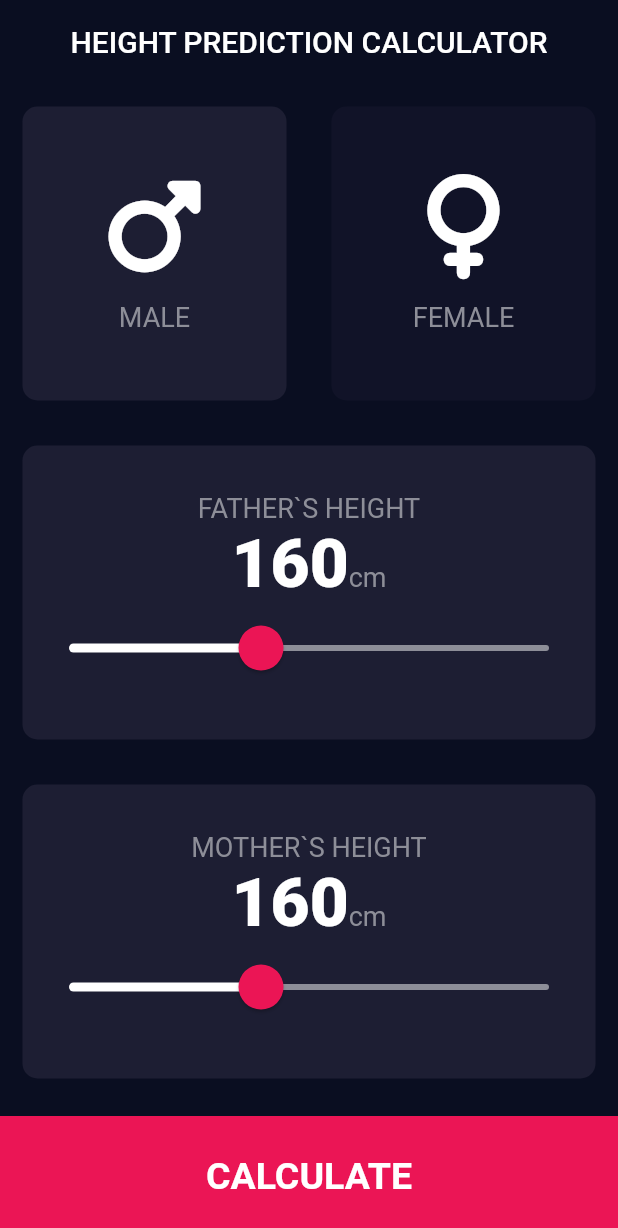
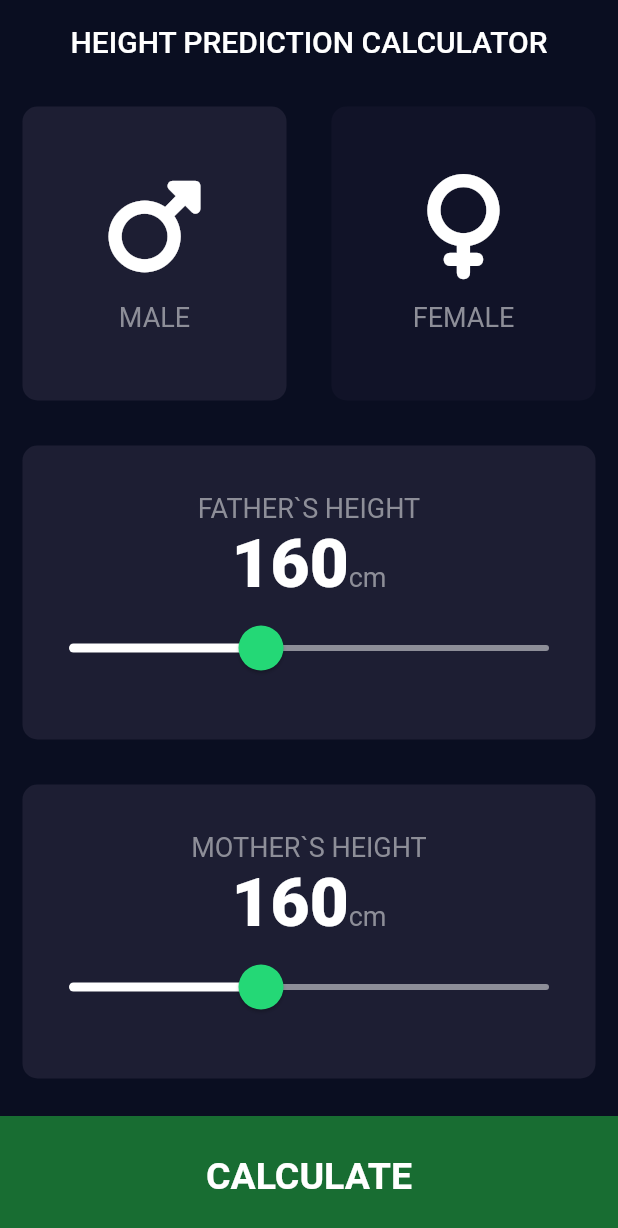
Before and after one commit to deardosatria7/height-calculator, a Flutter app: the screen it shows after launch, on a phone screen of 412 x 824 dp. Shown: the top 1228 px of the screen. Run offline on Flutter 3.47's test engine with Material 2 defaults, Android fonts, the phone set to English and light mode, and no system bars; our stand-ins replace font_awesome_flutter.

Commit message:
update calculator.dart, constants.dart, input_page.dart

```diff
--- a/lib/calculator.dart
+++ b/lib/calculator.dart
@@ -16,10 +16,10 @@ class Calculator {
   String calculateBMI() {
     if (gender == Gender.male) {
       double _bmi = ((fatherHeight + motherHeight) / 2) + 7.6;
-      return _bmi.toStringAsFixed(1);
+      return _bmi.toStringAsFixed(1) + ("cm");
     } else if (gender == Gender.female) {
       double _bmi = ((fatherHeight + motherHeight) / 2) - 7.6;
-      return _bmi.toStringAsFixed(1);
+      return _bmi.toStringAsFixed(1) + ("cm");
     }
     return _bmi.toStringAsFixed(1);
   }
--- a/lib/constants.dart
+++ b/lib/constants.dart
@@ -3,7 +3,7 @@ import 'package:flutter/material.dart';
 const activeCardColor = Color(0xFF1D1E33);
 const inactiveCardColor = Color(0xFF111328);
 const bottomContainerHeight = 80.0;
-const bottomContainerColor = Color(0xFFEB1555);
+const bottomContainerColor = Color.fromARGB(255, 24, 109, 50);
 
 enum Gender {
   male,
--- a/lib/screens/input_page.dart
+++ b/lib/screens/input_page.dart
@@ -97,8 +97,8 @@ class _InputPageState extends State<InputPage> {
                     data: SliderTheme.of(context).copyWith(
                       activeTrackColor: Colors.white,
                       inactiveTrackColor: const Color(0xFF8D8E98),
-                      thumbColor: const Color(0xFFEB1555),
-                      overlayColor: const Color(0x29EB1555),
+                      thumbColor: const Color(0xFF24D876),
+                      overlayColor: Color.fromARGB(255, 16, 95, 52),
                       thumbShape:
                           const RoundSliderThumbShape(enabledThumbRadius: 15.0),
                       overlayShape:
@@ -148,8 +148,8 @@ class _InputPageState extends State<InputPage> {
                     data: SliderTheme.of(context).copyWith(
                       activeTrackColor: Colors.white,
                       inactiveTrackColor: const Color(0xFF8D8E98),
-                      thumbColor: const Color(0xFFEB1555),
-                      overlayColor: const Color(0x29EB1555),
+                      thumbColor: const Color(0xFF24D876),
+                      overlayColor: Color.fromARGB(255, 18, 105, 57),
                       thumbShape:
                           const RoundSliderThumbShape(enabledThumbRadius: 15.0),
                       overlayShape:
```
